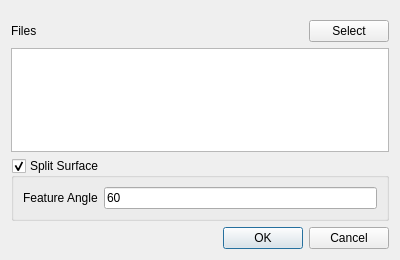
First picture: the form in baramSnappy/view/geometry/geometry_import_dialog.ui, repository nextfoam/baram, before the edit.
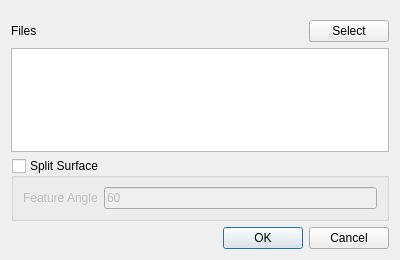
Second picture: the form after the edit.

Commit message: Split surface is not default now

Patch:
```diff
--- a/baramSnappy/view/geometry/geometry_import_dialog.ui
+++ b/baramSnappy/view/geometry/geometry_import_dialog.ui
@@ -67,6 +67,9 @@
      <property name="checkable">
       <bool>true</bool>
      </property>
+     <property name="checked">
+      <bool>false</bool>
+     </property>
      <layout class="QFormLayout" name="formLayout">
       <item row="0" column="0">
        <widget class="QLabel" name="label_2">
```
